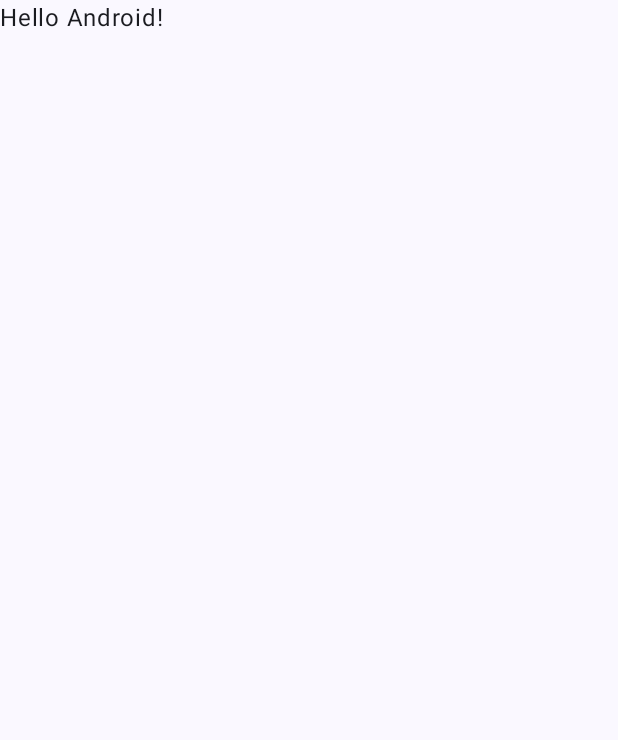
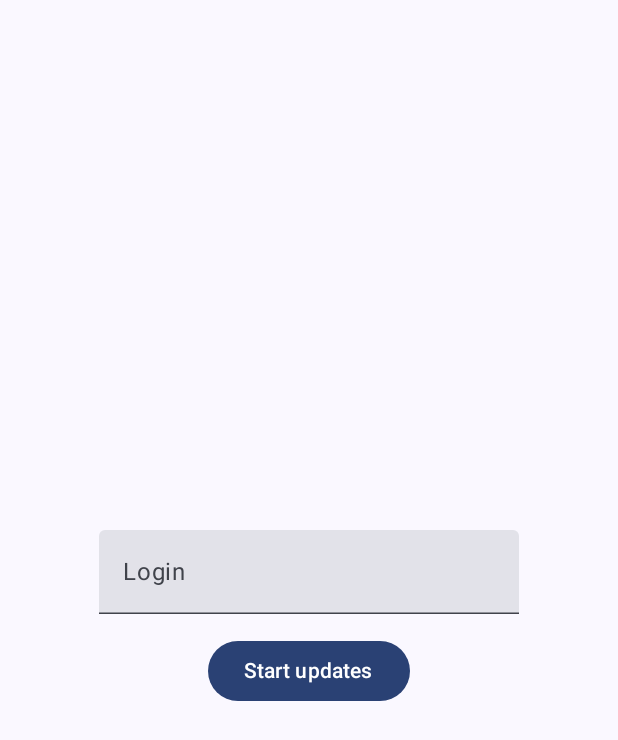
Before and after one commit to plplmax/grsu-notifications, an Android app built with Jetpack Compose: the screen it shows after launch (MainActivity), on a phone screen of 412 x 824 dp. Before the commit the part shown is almost empty. Shown: the top 740 px of the screen. Run offline under Robolectric (Android 15) with nearby library versions, the phone set to English and light mode, and no system bars.

Commit message:
feat(ui): implement a base UI

```diff
--- a/app/src/main/java/com/github/plplmax/grsunotifications/MainActivity.kt
+++ b/app/src/main/java/com/github/plplmax/grsunotifications/MainActivity.kt
@@ -3,13 +3,21 @@ package com.github.plplmax.grsunotifications
 import android.os.Bundle
 import androidx.activity.ComponentActivity
 import androidx.activity.compose.setContent
+import androidx.compose.foundation.layout.Arrangement
+import androidx.compose.foundation.layout.Column
 import androidx.compose.foundation.layout.fillMaxSize
-import androidx.compose.material3.MaterialTheme
-import androidx.compose.material3.Surface
-import androidx.compose.material3.Text
+import androidx.compose.foundation.layout.padding
+import androidx.compose.material3.*
 import androidx.compose.runtime.Composable
+import androidx.compose.runtime.getValue
+import androidx.compose.runtime.mutableStateOf
+import androidx.compose.runtime.saveable.rememberSaveable
+import androidx.compose.runtime.setValue
+import androidx.compose.ui.Alignment
 import androidx.compose.ui.Modifier
+import androidx.compose.ui.res.stringResource
 import androidx.compose.ui.tooling.preview.Preview
+import androidx.compose.ui.unit.dp
 import com.github.plplmax.grsunotifications.ui.theme.GrsuNotificationsTheme
 
 class MainActivity : ComponentActivity() {
@@ -17,27 +25,48 @@ class MainActivity : ComponentActivity() {
         super.onCreate(savedInstanceState)
         setContent {
             GrsuNotificationsTheme {
-                // A surface container using the 'background' color from the theme
                 Surface(
                     modifier = Modifier.fillMaxSize(),
                     color = MaterialTheme.colorScheme.background
                 ) {
-                    Greeting("Android")
+                    Form()
                 }
             }
         }
     }
 }
 
+@OptIn(ExperimentalMaterial3Api::class)
 @Composable
-fun Greeting(name: String) {
-    Text(text = "Hello $name!")
+private fun Form() {
+    var login by rememberSaveable {
+        mutableStateOf("")
+    }
+    Column(
+        horizontalAlignment = Alignment.CenterHorizontally,
+        verticalArrangement = Arrangement.Center
+    ) {
+        TextField(
+            value = login,
+            onValueChange = { login = it },
+            label = { Text(text = stringResource(R.string.login)) },
+            placeholder = {
+                Text(
+                    text = stringResource(R.string.enter_login)
+                )
+            },
+            singleLine = true
+        )
+        Button(onClick = {}, modifier = Modifier.padding(top = 14.dp)) {
+            Text(text = stringResource(R.string.start_updates))
+        }
+    }
 }
 
-@Preview(showBackground = true)
+@Preview
 @Composable
-fun DefaultPreview() {
+private fun FormPreview() {
     GrsuNotificationsTheme {
-        Greeting("Android")
+        Form()
     }
 }
--- a/app/src/main/res/values/strings.xml
+++ b/app/src/main/res/values/strings.xml
@@ -1,3 +1,6 @@
 <resources>
     <string name="app_name">Grsu Notifications</string>
+    <string name="login">Login</string>
+    <string name="enter_login">Enter the login</string>
+    <string name="start_updates">Start updates</string>
 </resources>
```
Also changed, not shown: 1 other file.
